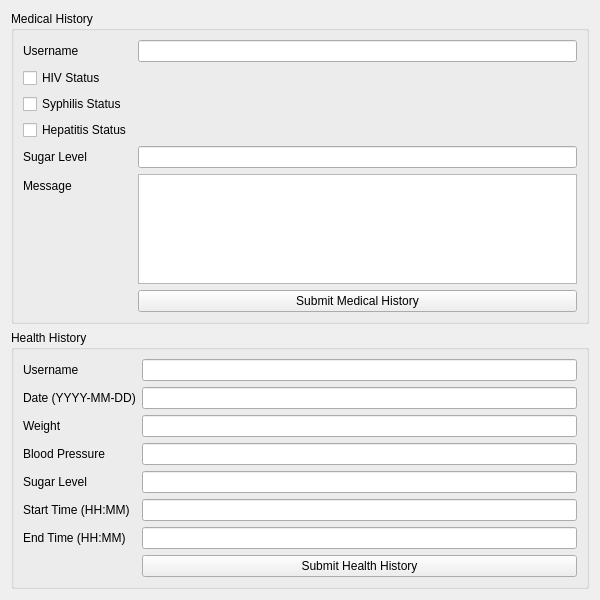
KALU56/bloodbank, file ui/SupervisorFormsWindow.ui: the form before one commit.
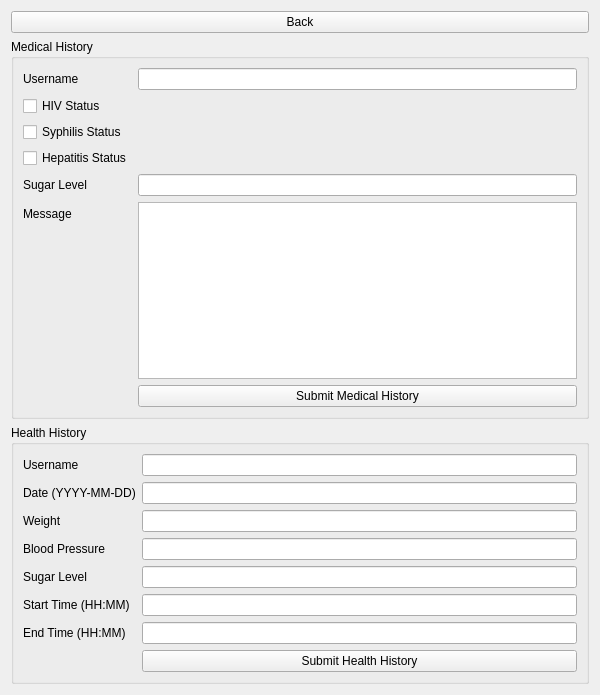
The form after the commit.

```diff
--- a/ui/SupervisorFormsWindow.ui
+++ b/ui/SupervisorFormsWindow.ui
@@ -3,11 +3,22 @@
  <class>SupervisorFormsWindow</class>
  <widget class="QWidget" name="SupervisorFormsWindow">
   <property name="geometry">
-   <rect><x>0</x><y>0</y><width>600</width><height>600</height></rect>
+   <rect>
+    <x>0</x>
+    <y>0</y>
+    <width>600</width>
+    <height>695</height>
+   </rect>
   </property>
   <property name="windowTitle"><string>Supervisor Forms</string></property>
   <layout class="QVBoxLayout" name="verticalLayout">
-
+   <item>
+    <widget class="QPushButton" name="backButton">
+     <property name="text">
+      <string>Back</string>
+     </property>
+    </widget>
+   </item>
    <item>
     <widget class="QGroupBox" name="medicalGroupBox">
      <property name="title"><string>Medical History</string></property>
```
Left out of the diff: 74 changed lines with no effect on the pictures.
